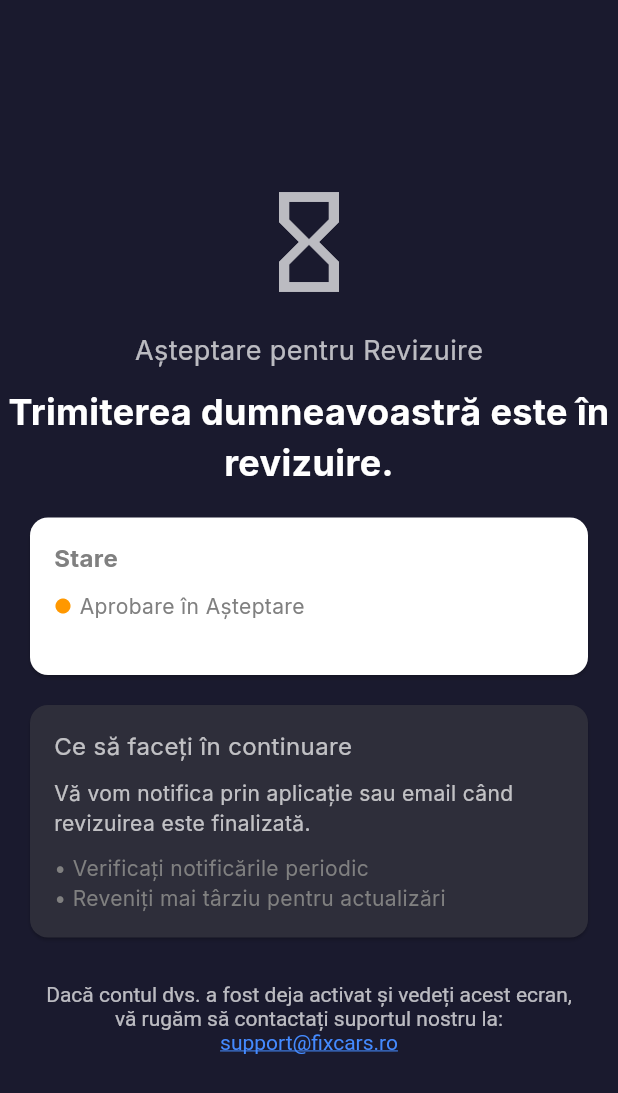
After one commit to loye22/fixcars-app-, a Flutter app: the WaitingReviewScreen screen opened directly, on a phone screen of 412 x 824 dp. The commit adds this screen. Shown: the top 1093 px of the screen. Run offline on Flutter 3.47's test engine with Material 3 defaults, Android fonts, the phone set to English and light mode, and no system bars; our stand-ins replace cloud_firestore, connectivity_plus, dotted_border, extended_image, firebase_auth, firebase_core and 10 more; missing offline and left inert: onesignal_flutter; accounts and stored records are empty.

Commit message:
feat: add account actvation featcher with waiting

```diff
--- a/lib/main.dart
+++ b/lib/main.dart
@@ -92,6 +92,7 @@ class HomePageRedirector extends StatelessWidget {
         final userData = snapshot.data!;
         final userType = userData['user_type'];
 
+
         if (userType == 'client') {
           return client_home_page();
         } else if (userType == 'supplier') {
--- /dev/null
+++ b/lib/supplier/screens/waiting_review_screen.dart
@@ -0,0 +1,134 @@
+import 'package:flutter/gestures.dart';
+import 'package:flutter/material.dart';
+import 'package:flutter/services.dart';
+
+class WaitingReviewScreen extends StatefulWidget {
+  const WaitingReviewScreen({super.key});
+
+  @override
+  _WaitingReviewScreenState createState() => _WaitingReviewScreenState();
+}
+
+class _WaitingReviewScreenState extends State<WaitingReviewScreen> {
+  @override
+  Widget build(BuildContext context) {
+    return Scaffold(
+      backgroundColor: const Color(0xFF1A1A2E),
+      body: Center(
+        child: SingleChildScrollView(
+          child: Column(
+            mainAxisAlignment: MainAxisAlignment.center,
+            children: [
+              const Icon(
+                Icons.hourglass_empty,
+                size: 80,
+                color: Colors.white70,
+              ),
+              const SizedBox(height: 20),
+              const Text(
+                'Așteptare pentru Revizuire',
+                style: TextStyle(color: Colors.white70, fontSize: 18),
+              ),
+              const SizedBox(height: 10),
+              Text(
+                'Trimiterea dumneavoastră este în revizuire.',
+                style: TextStyle(
+                  color: Colors.white,
+                  fontSize: 24,
+                  fontWeight: FontWeight.bold,
+                ),
+                textAlign: TextAlign.center,
+              ),
+              const SizedBox(height: 20),
+              Card(
+                color: Colors.white,
+                margin: const EdgeInsets.symmetric(horizontal: 20),
+                child: Padding(
+                  padding: const EdgeInsets.all(16.0),
+                  child: Column(
+                    crossAxisAlignment: CrossAxisAlignment.start,
+                    children: [
+                      const Text(
+                        'Stare',
+                        style: TextStyle(fontSize: 16, fontWeight: FontWeight.bold),
+                      ),
+                      const SizedBox(height: 10),
+                      Row(
+                        children: const [
+                          Icon(Icons.circle, color: Colors.orange, size: 12),
+                          SizedBox(width: 5),
+                          Text('Aprobare în Așteptare'),
+                        ],
+                      ),
+                      const SizedBox(height: 20), // Space for the button
+                      // Placeholder for action button (e.g., "Check Status")
+                      // Add your button implementation here
+                    ],
+                  ),
+                ),
+              ),
+              const SizedBox(height: 20),
+              Card(
+                color: const Color(0xFF2E2E3A),
+                margin: const EdgeInsets.symmetric(horizontal: 20),
+                child: Padding(
+                  padding: const EdgeInsets.all(16.0),
+                  child: Column(
+                    crossAxisAlignment: CrossAxisAlignment.start,
+                    children: const [
+                      Text(
+                        'Ce să faceți în continuare',
+                        style: TextStyle(color: Colors.white70, fontSize: 16),
+                      ),
+                      SizedBox(height: 10),
+                      Text(
+                        'Vă vom notifica prin aplicație sau email când revizuirea este finalizată.',
+                        style: TextStyle(color: Colors.white70, fontSize: 14),
+                      ),
+                      SizedBox(height: 10),
+                      Text('• Verificați notificările periodic'),
+                      Text('• Reveniți mai târziu pentru actualizări'),
+                    ],
+                  ),
+                ),
+              ),
+
+              // --- WIDGET NOU: Contact Suport ---
+              const SizedBox(height: 30),
+              Padding(
+                padding: const EdgeInsets.symmetric(horizontal: 30.0),
+                child: RichText(
+                  textAlign: TextAlign.center,
+                  text: TextSpan(
+                    style: const TextStyle(color: Colors.white70, fontSize: 14),
+                    children: [
+                      const TextSpan(
+                          text:
+                          'Dacă contul dvs. a fost deja activat și vedeți acest ecran, vă rugăm să contactați suportul nostru la: '),
+                      TextSpan(
+                        text: 'support@fixcars.ro',
+                        style: const TextStyle(
+                            color: Colors.blueAccent,
+                            decoration: TextDecoration.underline),
+                        recognizer: TapGestureRecognizer()
+                          ..onTap = () {
+                            Clipboard.setData(const ClipboardData(text: 'support@fixcars.ro'));
+                            ScaffoldMessenger.of(context).showSnackBar(
+                              const SnackBar(
+                                content: Text('Adresa de email a fost copiată.'),
+                              ),
+                            );
+                          },
+                      ),
+                    ],
+                  ),
+                ),
+              ),
+              // --- FINAL WIDGET NOU ---
+            ],
+          ),
+        ),
+      ),
+    );
+  }
+}
```
Also changed, not shown: lib/supplier/screens/supplier_home_page.dart (+77 -21 lines), lib/supplier/services/AccountStatusService.dart (added, +43 -0 lines).
